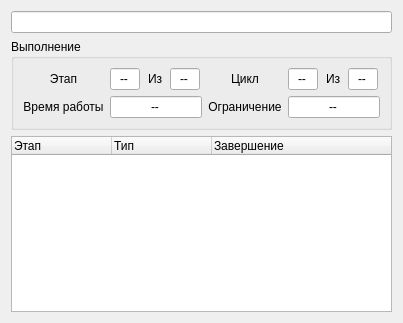
The window that zrm/zrmmethodbase.ui (dostapazov/powermon_v4) describes before a commit, drawn with Qt 5.
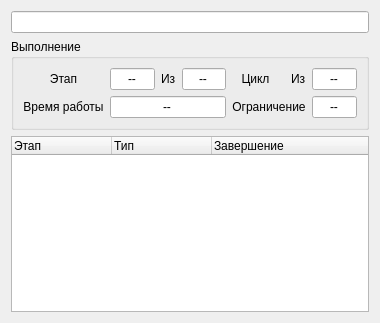
The same window after the commit.

What changed in the file:
```diff
--- a/zrm/zrmmethodbase.ui
+++ b/zrm/zrmmethodbase.ui
@@ -67,18 +67,6 @@
             <verstretch>0</verstretch>
            </sizepolicy>
           </property>
-          <property name="minimumSize">
-           <size>
-            <width>30</width>
-            <height>0</height>
-           </size>
-          </property>
-          <property name="maximumSize">
-           <size>
-            <width>0</width>
-            <height>16777215</height>
-           </size>
-          </property>
           <property name="text">
            <string>--</string>
           </property>
@@ -120,12 +108,6 @@
             <verstretch>0</verstretch>
            </sizepolicy>
           </property>
-          <property name="minimumSize">
-           <size>
-            <width>30</width>
-            <height>0</height>
-           </size>
-          </property>
           <property name="maximumSize">
            <size>
             <width>0</width>
@@ -149,22 +131,6 @@
           </property>
          </widget>
         </item>
-        <item row="2" column="4">
-         <widget class="QLabel" name="label_5">
-          <property name="sizePolicy">
-           <sizepolicy hsizetype="Preferred" vsizetype="Preferred">
-            <horstretch>0</horstretch>
-            <verstretch>0</verstretch>
-           </sizepolicy>
-          </property>
-          <property name="text">
-           <string>Ограничение</string>
-          </property>
-          <property name="alignment">
-           <set>Qt::AlignCenter</set>
-          </property>
-         </widget>
-        </item>
         <item row="0" column="0">
          <widget class="QLabel" name="label">
           <property name="sizePolicy">
@@ -205,18 +171,6 @@
             <verstretch>0</verstretch>
            </sizepolicy>
           </property>
-          <property name="minimumSize">
-           <size>
-            <width>30</width>
-            <height>0</height>
-           </size>
-          </property>
-          <property name="maximumSize">
-           <size>
-            <width>0</width>
-            <height>16777215</height>
-           </size>
-          </property>
           <property name="text">
            <string>--</string>
           </property>
@@ -268,18 +222,6 @@
             <verstretch>0</verstretch>
            </sizepolicy>
           </property>
-          <property name="minimumSize">
-           <size>
-            <width>30</width>
-            <height>0</height>
-           </size>
-          </property>
-          <property name="maximumSize">
-           <size>
-            <width>0</width>
-            <height>16777215</height>
-           </size>
-          </property>
           <property name="text">
            <string>--</string>
           </property>
@@ -297,43 +239,6 @@
           </property>
          </widget>
         </item>
-        <item row="2" column="5" colspan="3">
-         <widget class="QLineEdit" name="lb_time_limit">
-          <property name="sizePolicy">
-           <sizepolicy hsizetype="Preferred" vsizetype="Fixed">
-            <horstretch>0</horstretch>
-            <verstretch>0</verstretch>
-           </sizepolicy>
-          </property>
-          <property name="minimumSize">
-           <size>
-            <width>92</width>
-            <height>0</height>
-           </size>
-          </property>
-          <property name="maximumSize">
-           <size>
-            <width>145</width>
-            <height>16777215</height>
-           </size>
-          </property>
-          <property name="text">
-           <string>--</string>
-          </property>
-          <property name="maxLength">
-           <number>16</number>
-          </property>
-          <property name="alignment">
-           <set>Qt::AlignCenter</set>
-          </property>
-          <property name="readOnly">
-           <bool>true</bool>
-          </property>
-          <property name="clearButtonEnabled">
-           <bool>false</bool>
-          </property>
-         </widget>
-        </item>
         <item row="2" column="1" colspan="3">
          <widget class="QLineEdit" name="lb_time_work">
           <property name="sizePolicy">
@@ -342,18 +247,6 @@
             <verstretch>0</verstretch>
            </sizepolicy>
           </property>
-          <property name="minimumSize">
-           <size>
-            <width>92</width>
-            <height>0</height>
-           </size>
-          </property>
-          <property name="maximumSize">
-           <size>
-            <width>145</width>
-            <height>16777215</height>
-           </size>
-          </property>
           <property name="text">
            <string>--</string>
           </property>
@@ -371,6 +264,47 @@
           </property>
          </widget>
         </item>
+        <item row="2" column="7">
+         <widget class="QLineEdit" name="lb_time_limit">
+          <property name="sizePolicy">
+           <sizepolicy hsizetype="Preferred" vsizetype="Fixed">
+            <horstretch>0</horstretch>
+            <verstretch>0</verstretch>
+           </sizepolicy>
+          </property>
+          <property name="text">
+           <string>--</string>
+          </property>
+          <property name="maxLength">
+           <number>16</number>
+          </property>
+          <property name="alignment">
+           <set>Qt::AlignCenter</set>
+          </property>
+          <property name="readOnly">
+           <bool>true</bool>
+          </property>
+          <property name="clearButtonEnabled">
+           <bool>false</bool>
+          </property>
+         </widget>
+        </item>
+        <item row="2" column="4" colspan="3">
+         <widget class="QLabel" name="label_5">
+          <property name="sizePolicy">
+           <sizepolicy hsizetype="Preferred" vsizetype="Preferred">
+            <horstretch>0</horstretch>
+            <verstretch>0</verstretch>
+           </sizepolicy>
+          </property>
+          <property name="text">
+           <string>Ограничение</string>
+          </property>
+          <property name="alignment">
+           <set>Qt::AlignCenter</set>
+          </property>
+         </widget>
+        </item>
        </layout>
       </item>
      </layout>
```
